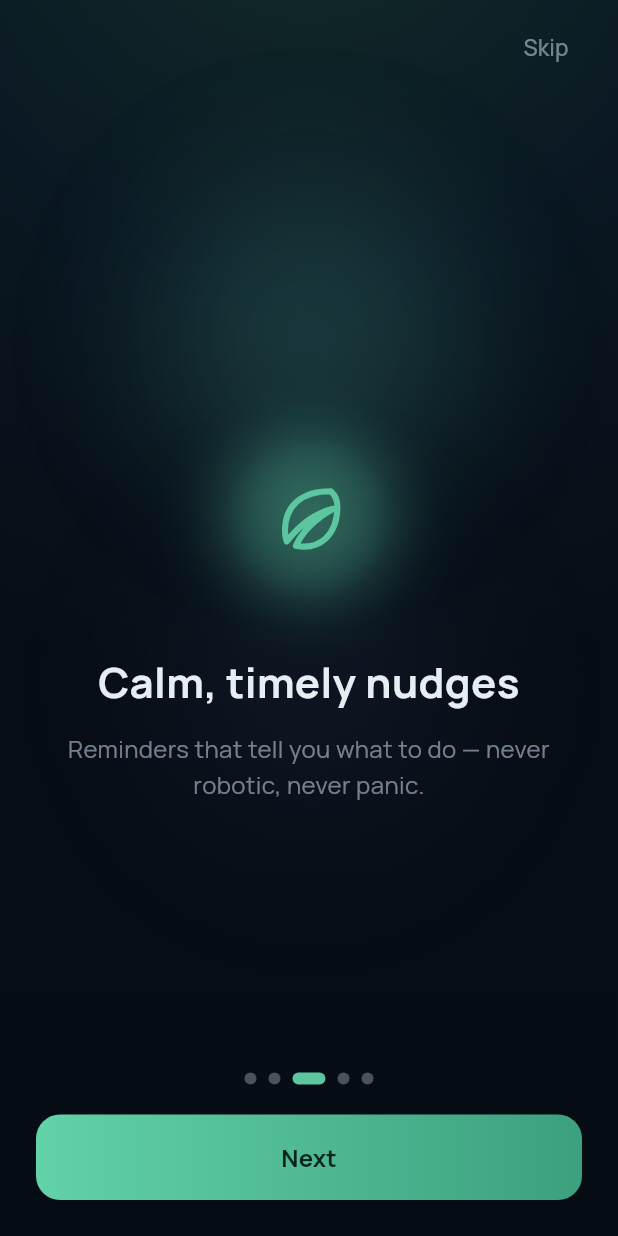
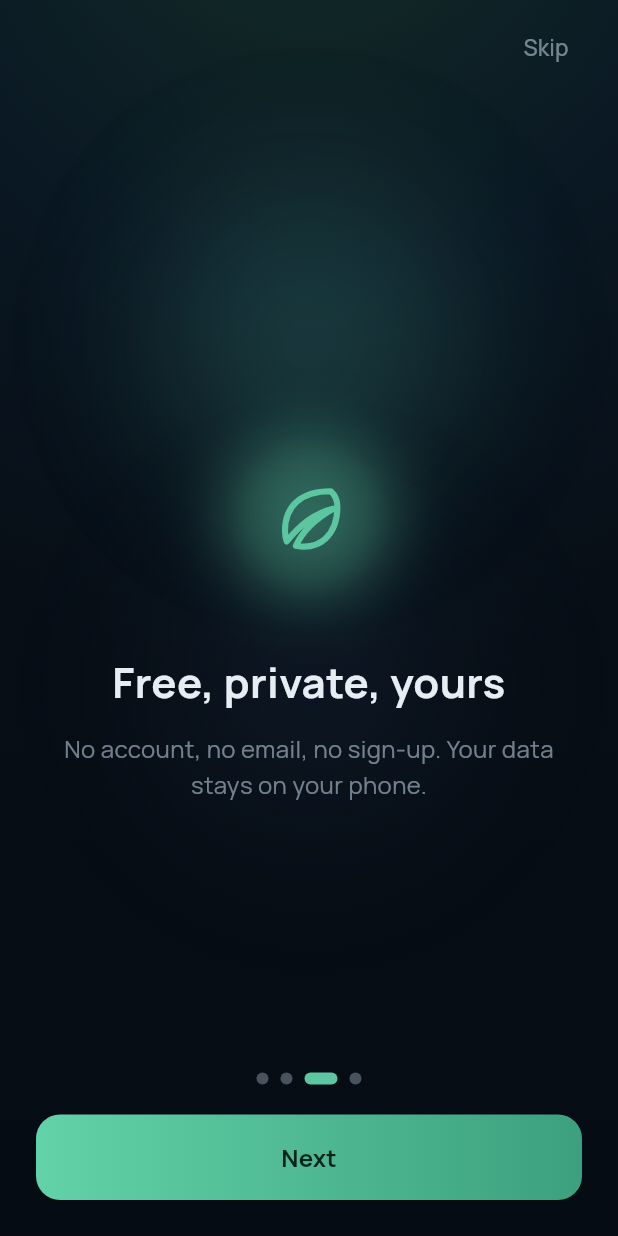
Before and after one commit to sss09/MapleAlerts, a Flutter app: the screen it shows after launch, swiped to page 3, on a phone screen of 412 x 824 dp. Run offline on Flutter 3.47's test engine with Material 3 defaults, Android fonts, the phone set to English and light mode, and no system bars; our stand-ins replace flutter_local_notifications, flutter_riverpod, flutter_svg, go_router, google_fonts, in_app_review and 4 more; missing offline and left inert: purchases_flutter; accounts and stored records are empty.

Commit message:
fix: onboarding — scrollable topics page, 3 info pages, trust copy
- Topics page Column -> ListView: six topic cards overflowed short
  viewports by 122px (user-reported); regression test added (red->green).
- Merged info pages 2+3 and dropped the $4.99 mention (premature for a
  first impression); page 3 is now the trust message: no account, no
  email, data stays on-device.

Co-Authored-By: Claude Opus 4.8 (1M context) <noreply@anthropic.com>

```diff
--- a/lib/screens/onboarding/onboarding_screen.dart
+++ b/lib/screens/onboarding/onboarding_screen.dart
@@ -35,19 +35,14 @@ const List<_PageData> _kPages = [
     icon: 'calendar',
     title: 'Your day, handled',
     description:
-        'RRSP, TFSA, tax, benefits, renewals — we track the dates so you don\'t have to.',
+        'RRSP, TFSA, tax, benefits, renewals — calm nudges that tell you '
+        'what to do, never panic.',
   ),
   _PageData(
     icon: 'leaf',
-    title: 'Calm, timely nudges',
+    title: 'Free, private, yours',
     description:
-        'Reminders that tell you what to do — never robotic, never panic.',
-  ),
-  _PageData(
-    icon: 'wallet',
-    title: 'Unlock everything',
-    description:
-        'Personalized trackers, all categories, no ads — \$4.99/mo. Start free.',
+        'No account, no email, no sign-up. Your data stays on your phone.',
   ),
 ];
 
@@ -301,10 +296,10 @@ class _TopicsPage extends ConsumerWidget {
   Widget build(BuildContext context, WidgetRef ref) {
     final enabled = ref.watch(enabledTopicsProvider);
 
-    return Padding(
+    // Scrollable: six topic cards exceed short viewports (small phones,
+    // landscape) — the list scrolls under the bottom controls.
+    return ListView(
       padding: const EdgeInsets.fromLTRB(28, 100, 28, 140),
-      child: Column(
-        crossAxisAlignment: CrossAxisAlignment.stretch,
       children: [
         Text(
           'What should we track?',
@@ -332,7 +327,6 @@ class _TopicsPage extends ConsumerWidget {
           const SizedBox(height: 12),
         ],
       ],
-      ),
     );
   }
 }
```
Also changed, not shown: 2 other files. Lines whose indentation alone changed are shown as unchanged.
